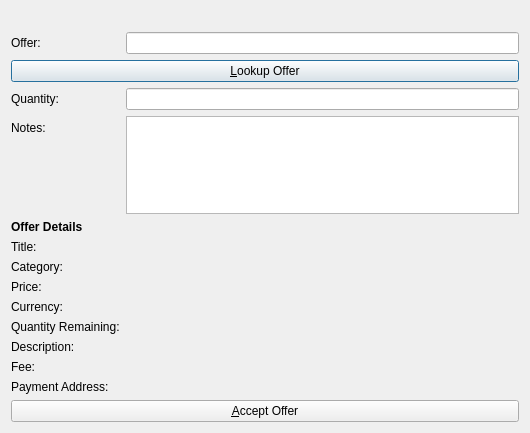
Old version of the form src/qt/forms/acceptandpayofferlistpage.ui in the repository syscoin/syscoin1.
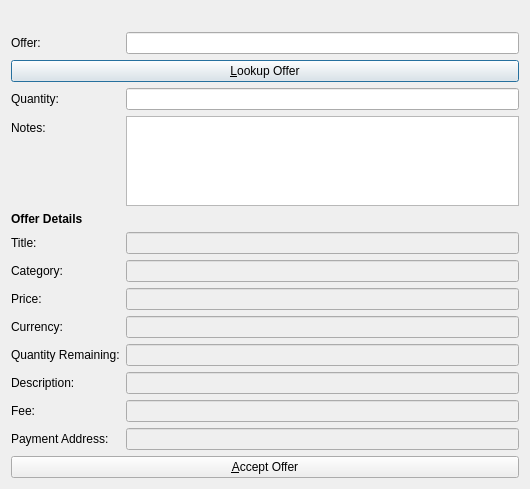
New version of the form. Icons and pictures are not drawn.

Commit message:
offer accept info dialog
get accept information from 2 new offer accept tabs

What changed in the file:
```diff
--- a/src/qt/forms/acceptandpayofferlistpage.ui
+++ b/src/qt/forms/acceptandpayofferlistpage.ui
@@ -7,7 +7,7 @@
     <x>0</x>
     <y>0</y>
     <width>530</width>
-    <height>433</height>
+    <height>489</height>
    </rect>
   </property>
   <property name="windowTitle">
@@ -104,19 +104,6 @@
        </property>
       </widget>
      </item>
-     <item row="11" column="1">
-      <widget class="QLabel" name="infoTitle">
-       <property name="autoFillBackground">
-        <bool>false</bool>
-       </property>
-       <property name="text">
-        <string/>
-       </property>
-       <property name="wordWrap">
-        <bool>true</bool>
-       </property>
-      </widget>
-     </item>
      <item row="12" column="0">
       <widget class="QLabel" name="label_6">
        <property name="text">
@@ -124,19 +111,6 @@
        </property>
       </widget>
      </item>
-     <item row="12" column="1">
-      <widget class="QLabel" name="infoCategory">
-       <property name="autoFillBackground">
-        <bool>false</bool>
-       </property>
-       <property name="text">
-        <string/>
-       </property>
-       <property name="wordWrap">
-        <bool>true</bool>
-       </property>
-      </widget>
-     </item>
      <item row="13" column="0">
       <widget class="QLabel" name="label_5">
        <property name="text">
@@ -144,19 +118,6 @@
        </property>
       </widget>
      </item>
-     <item row="13" column="1">
-      <widget class="QLabel" name="infoPrice">
-       <property name="autoFillBackground">
-        <bool>false</bool>
-       </property>
-       <property name="text">
-        <string/>
-       </property>
-       <property name="wordWrap">
-        <bool>true</bool>
-       </property>
-      </widget>
-     </item>
      <item row="14" column="0">
       <widget class="QLabel" name="label_12">
        <property name="text">
@@ -171,19 +132,6 @@
        </property>
       </widget>
      </item>
-     <item row="15" column="1">
-      <widget class="QLabel" name="infoQty">
-       <property name="autoFillBackground">
-        <bool>false</bool>
-       </property>
-       <property name="text">
-        <string/>
-       </property>
-       <property name="wordWrap">
-        <bool>true</bool>
-       </property>
-      </widget>
-     </item>
      <item row="16" column="0">
       <widget class="QLabel" name="label_9">
        <property name="text">
@@ -191,19 +139,6 @@
        </property>
       </widget>
      </item>
-     <item row="16" column="1">
-      <widget class="QLabel" name="infoDescription">
-       <property name="autoFillBackground">
-        <bool>false</bool>
-       </property>
-       <property name="text">
-        <string/>
-       </property>
-       <property name="wordWrap">
-        <bool>true</bool>
-       </property>
-      </widget>
-     </item>
      <item row="17" column="0">
       <widget class="QLabel" name="label_8">
        <property name="text">
@@ -211,19 +146,6 @@
        </property>
       </widget>
      </item>
-     <item row="17" column="1">
-      <widget class="QLabel" name="infoFee">
-       <property name="autoFillBackground">
-        <bool>false</bool>
-       </property>
-       <property name="text">
-        <string/>
-       </property>
-       <property name="wordWrap">
-        <bool>true</bool>
-       </property>
-      </widget>
-     </item>
      <item row="18" column="0">
       <widget class="QLabel" name="label_10">
        <property name="text">
@@ -231,23 +153,59 @@
        </property>
       </widget>
      </item>
-     <item row="18" column="1">
-      <widget class="QLabel" name="infoPaymentAddress">
-       <property name="autoFillBackground">
+     <item row="11" column="1">
+      <widget class="QLineEdit" name="infoTitle">
+       <property name="enabled">
         <bool>false</bool>
        </property>
-       <property name="text">
-        <string/>
+      </widget>
+     </item>
+     <item row="12" column="1">
+      <widget class="QLineEdit" name="infoCategory">
+       <property name="enabled">
+        <bool>false</bool>
        </property>
-       <property name="wordWrap">
-        <bool>true</bool>
+      </widget>
+     </item>
+     <item row="13" column="1">
+      <widget class="QLineEdit" name="infoPrice">
+       <property name="enabled">
+        <bool>false</bool>
        </property>
       </widget>
      </item>
      <item row="14" column="1">
-      <widget class="QLabel" name="infoCurrency">
-       <property name="text">
-        <string/>
+      <widget class="QLineEdit" name="infoCurrency">
+       <property name="enabled">
+        <bool>false</bool>
+       </property>
+      </widget>
+     </item>
+     <item row="15" column="1">
+      <widget class="QLineEdit" name="infoQty">
+       <property name="enabled">
+        <bool>false</bool>
+       </property>
+      </widget>
+     </item>
+     <item row="16" column="1">
+      <widget class="QLineEdit" name="infoDescription">
+       <property name="enabled">
+        <bool>false</bool>
+       </property>
+      </widget>
+     </item>
+     <item row="17" column="1">
+      <widget class="QLineEdit" name="infoFee">
+       <property name="enabled">
+        <bool>false</bool>
+       </property>
+      </widget>
+     </item>
+     <item row="18" column="1">
+      <widget class="QLineEdit" name="infoPaymentAddress">
+       <property name="enabled">
+        <bool>false</bool>
        </property>
       </widget>
      </item>
```
The commit also changes 11 other files.
